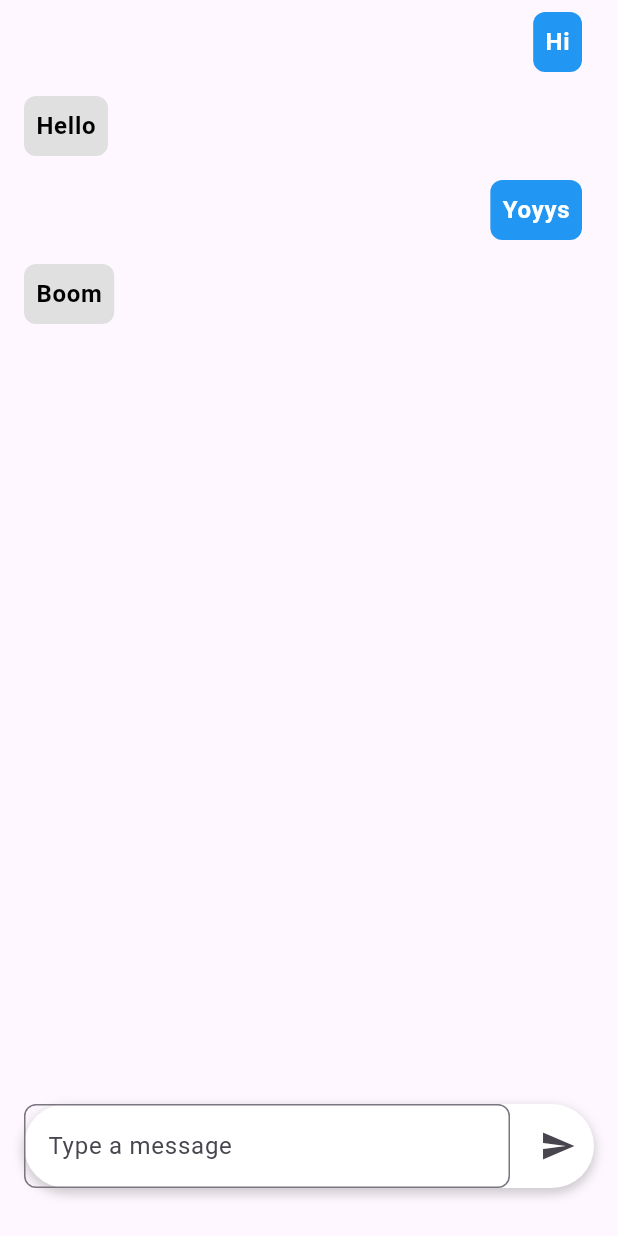
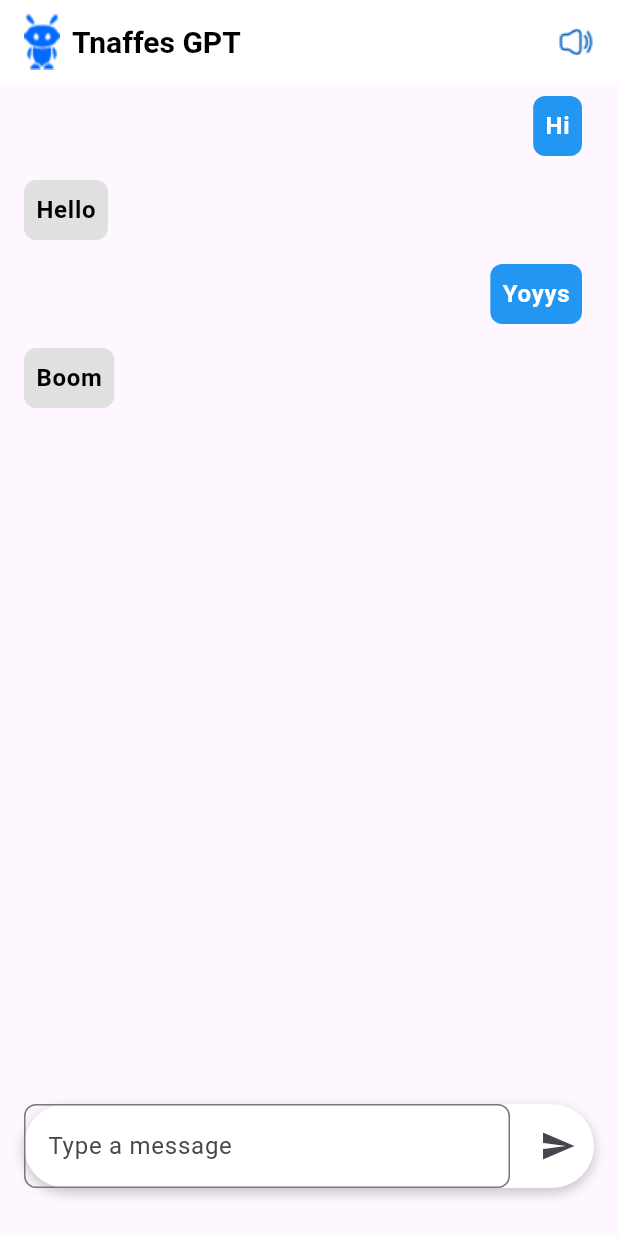
Before and after one commit to ahmedsilinii/chatbot, a Flutter app: the screen it shows after launch, on a phone screen of 412 x 824 dp. Run offline on Flutter 3.47's test engine with Material 3 defaults, Android fonts, the phone set to English and light mode, and no system bars.

Commit message:
added an appbar

```diff
--- a/lib/my_home_page.dart
+++ b/lib/my_home_page.dart
@@ -23,8 +23,33 @@ class _MyHomePageState extends State<MyHomePage> {
   @override
   Widget build(BuildContext context) {
     return Scaffold(
+      appBar: AppBar(
+        centerTitle: false,
+        backgroundColor: Colors.white,
+        title: Row(
+          mainAxisAlignment: MainAxisAlignment.spaceBetween,
+          children: [
+            Row(
+              children: [
+                Image.asset('assets/gpt-robot.png'),
+                SizedBox(width: 8),
+                Text(
+                  'Tnaffes GPT',
+                  style: const TextStyle(
+                    fontSize: 20,
+                    fontWeight: FontWeight.bold,
+                    color: Colors.black,
+                  ),
+                ),
+              ],
+            ),
+            Image.asset('assets/volume-high.png', color: Colors.blue[800]),
+          ],
+        ),
+      ),
       body: Column(
         children: [
+          //msg list
           Expanded(
             child: ListView.builder(
               itemCount: _messages.length,
@@ -55,6 +80,8 @@ class _MyHomePageState extends State<MyHomePage> {
               },
             ),
           ),
+
+          //input field
           Padding(
             padding: const EdgeInsets.only(
               bottom: 32.0,
```
Also changed, not shown: pubspec.yaml (+8 -0 lines).
